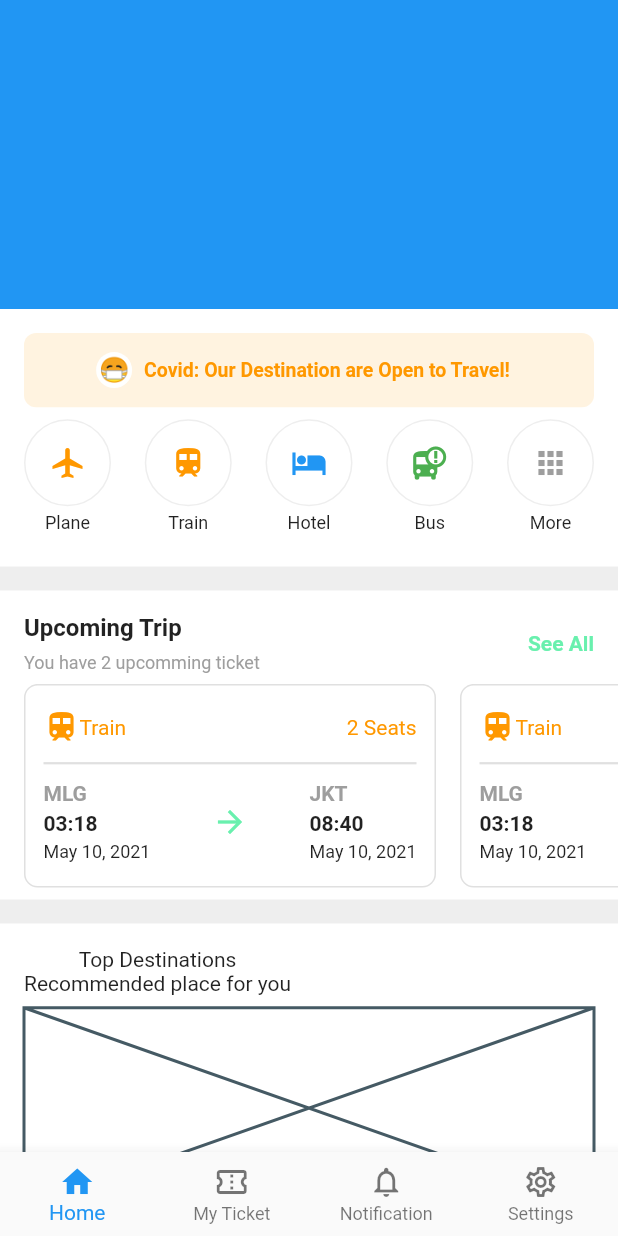
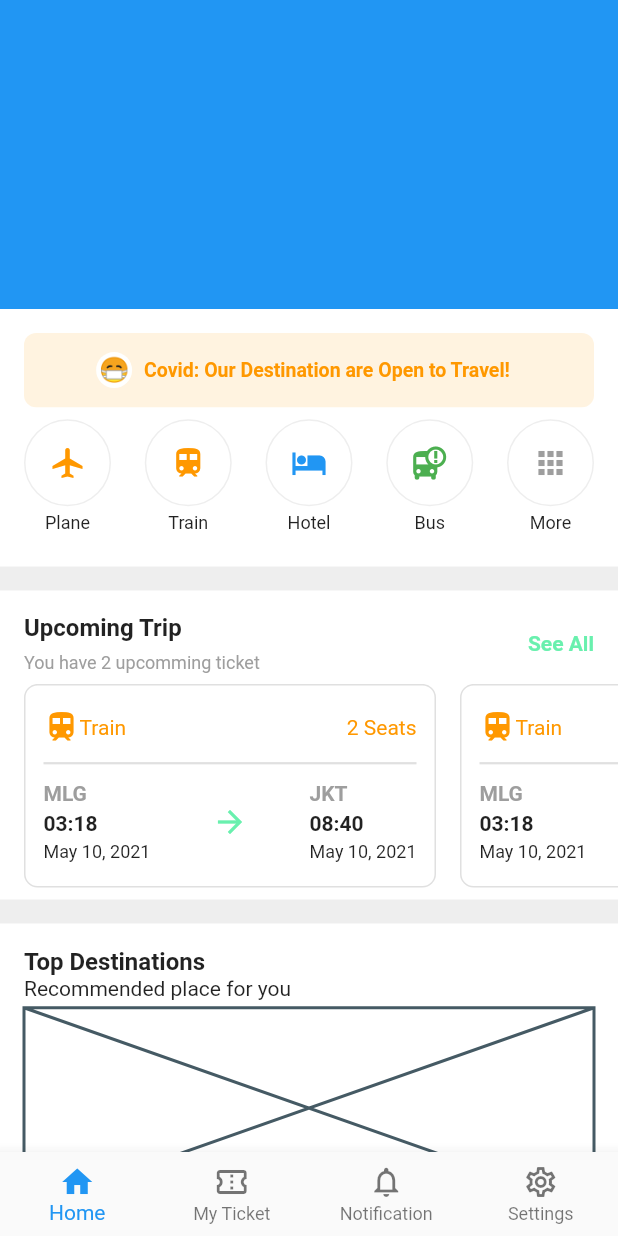
Before and after one commit to JAICHANGPARK/flutter_notebook_11th_story, a Flutter app: the screen it shows after launch, on a phone screen of 412 x 824 dp. Run offline on Flutter 3.47's test engine with Material 2 defaults, Android fonts, the phone set to English and light mode, and no system bars; our stand-ins replace backdrop, badges, flutter_inner_drawer, flutter_slidable, google_fonts.

Commit message:
Update ticket_booking_home_page.dart

```diff
--- a/lib/ep710_ticket_booking_app/ticket_booking_home_page.dart
+++ b/lib/ep710_ticket_booking_app/ticket_booking_home_page.dart
@@ -429,7 +429,12 @@ class _TicketBookingHomePageState extends State<TicketBookingHomePage> {
                       Expanded(
                           flex: 3,
                           child: Column(
-                            children: [Text("Top Destinations"), Text("Recommended place for you")],
+                            crossAxisAlignment: CrossAxisAlignment.start,
+                            children: [Text("Top Destinations", style: TextStyle(
+                              fontSize: 16,
+                              fontWeight: FontWeight.bold
+                            ),),
+                              Text("Recommended place for you")],
                           )),
                       Expanded(flex: 10, child: Placeholder()),
                     ],
```
